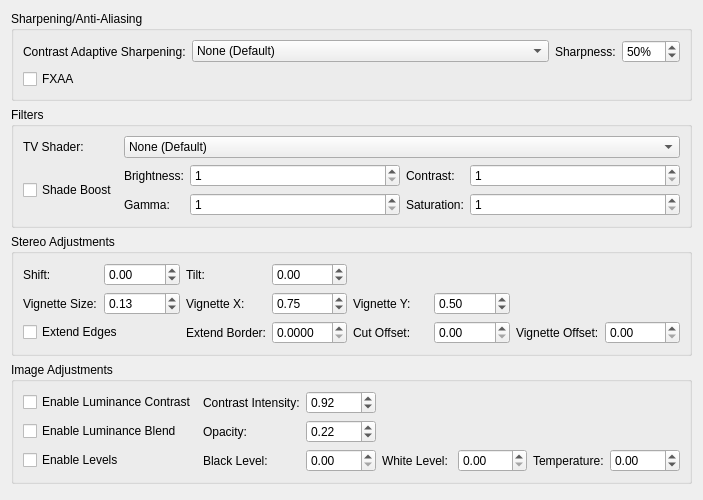
First picture: the form in pcsx2-qt/Settings/GraphicsPostProcessingSettingsTab.ui, repository AndrewGDX/pcsx2-stereoscopic, before the edit.
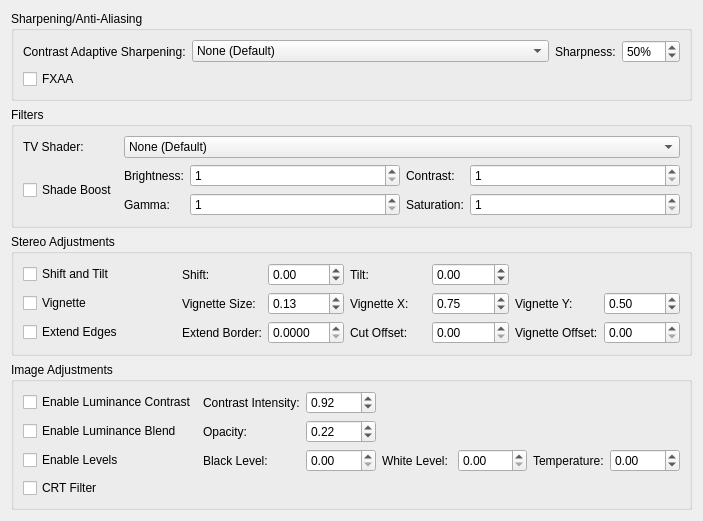
Second picture: the form after the edit.

The edit to the form file:
```diff
--- a/pcsx2-qt/Settings/GraphicsPostProcessingSettingsTab.ui
+++ b/pcsx2-qt/Settings/GraphicsPostProcessingSettingsTab.ui
@@ -256,7 +256,14 @@
        <string>Stereo Adjustments</string>
       </property>
       <layout class="QGridLayout" name="gridLayout_stereoFix">
-       <item row="0" column="0">
+       <item row="0" column="0" colspan="2">
+        <widget class="QCheckBox" name="stereoFixEnableShiftTilt">
+         <property name="text">
+          <string>Shift and Tilt</string>
+         </property>
+        </widget>
+       </item>
+       <item row="0" column="2">
         <widget class="QLabel" name="stereoFixShiftLabel">
          <property name="text">
           <string>Shift:</string>
@@ -266,20 +273,20 @@
          </property>
         </widget>
        </item>
-       <item row="0" column="1">
+       <item row="0" column="3">
         <widget class="QDoubleSpinBox" name="stereoFixShift">
          <property name="minimum"><double>-30.000000000000000</double></property>
          <property name="maximum"><double>30.000000000000000</double></property>
          <property name="singleStep"><double>1.000000000000000</double></property>
         </widget>
        </item>
-       <item row="0" column="2">
+       <item row="0" column="4">
         <widget class="QLabel" name="stereoFixTiltLabel">
          <property name="text"><string>Tilt:</string></property>
          <property name="buddy"><cstring>stereoFixTilt</cstring></property>
         </widget>
        </item>
-       <item row="0" column="3">
+       <item row="0" column="5">
         <widget class="QDoubleSpinBox" name="stereoFixTilt">
          <property name="minimum"><double>-10.000000000000000</double></property>
          <property name="maximum"><double>10.000000000000000</double></property>
@@ -287,10 +294,17 @@
         </widget>
        </item>
 
-       <item row="1" column="0">
+       <item row="1" column="0" colspan="2">
+        <widget class="QCheckBox" name="stereoFixEnableVignette">
+         <property name="text">
+          <string>Vignette</string>
+         </property>
+        </widget>
+       </item>
+       <item row="1" column="2">
         <widget class="QLabel" name="stereoFixVignetteSizeLabel"><property name="text"><string>Vignette Size:</string></property><property name="buddy"><cstring>stereoFixVignetteSize</cstring></property></widget>
        </item>
-       <item row="1" column="1">
+       <item row="1" column="3">
         <widget class="QDoubleSpinBox" name="stereoFixVignetteSize">
          <property name="decimals"><number>2</number></property>
          <property name="minimum"><double>0.000000000000000</double></property>
@@ -299,10 +313,10 @@
          <property name="value"><double>0.130000000000000</double></property>
         </widget>
        </item>
-       <item row="1" column="2">
+       <item row="1" column="4">
         <widget class="QLabel" name="stereoFixVignetteXLabel"><property name="text"><string>Vignette X:</string></property><property name="buddy"><cstring>stereoFixVignetteX</cstring></property></widget>
        </item>
-       <item row="1" column="3">
+       <item row="1" column="5">
         <widget class="QDoubleSpinBox" name="stereoFixVignetteX">
          <property name="decimals"><number>2</number></property>
          <property name="minimum"><double>0.000000000000000</double></property>
@@ -311,10 +325,10 @@
          <property name="value"><double>0.750000000000000</double></property>
         </widget>
        </item>
-       <item row="1" column="4">
+       <item row="1" column="6">
         <widget class="QLabel" name="stereoFixVignetteYLabel"><property name="text"><string>Vignette Y:</string></property><property name="buddy"><cstring>stereoFixVignetteY</cstring></property></widget>
        </item>
-       <item row="1" column="5">
+       <item row="1" column="7">
         <widget class="QDoubleSpinBox" name="stereoFixVignetteY">
          <property name="decimals"><number>2</number></property>
          <property name="minimum"><double>0.000000000000000</double></property>
@@ -519,6 +533,13 @@
          </property>
         </widget>
        </item>
+        <item row="3" column="0" colspan="2">
+         <widget class="QCheckBox" name="stereoFixEnableCRTFilter">
+          <property name="text">
+           <string>CRT Filter</string>
+          </property>
+         </widget>
+        </item>
       </layout>
      </widget>
     </item>
```
Lines whose indentation alone changed are shown as unchanged.
